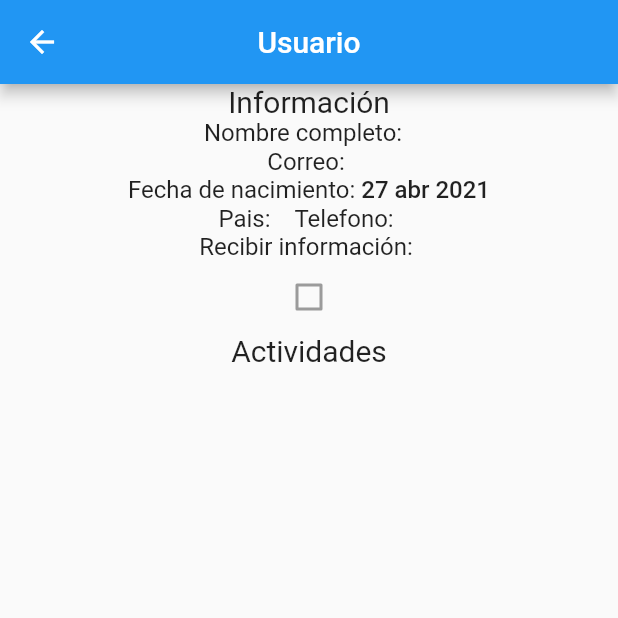
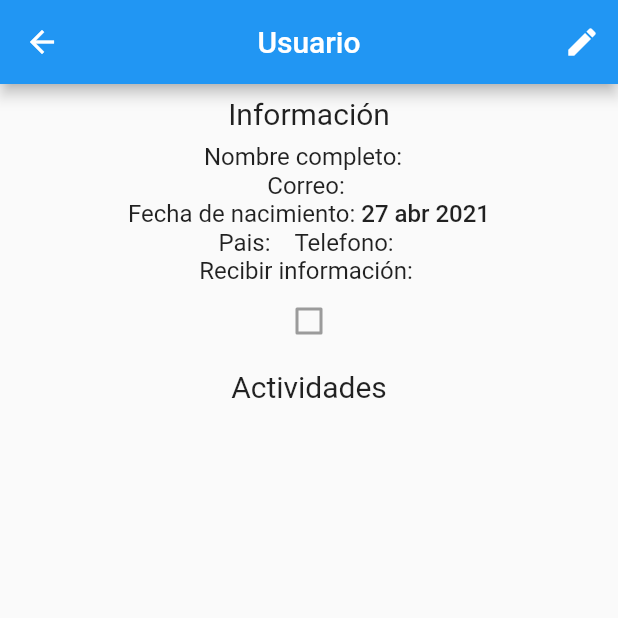
Before and after one commit to christopher-leal/loymark_test, a Flutter app: the UserScreen screen opened directly with empty values, on a phone screen of 412 x 824 dp, the top half of it. Run offline on Flutter 3.47's test engine with Material 2 defaults, Android fonts, the phone set to English and light mode, and no system bars; our stand-ins replace dio, flutter_bloc, flutter_datetime_picker; network calls fail.

Commit message:
user screen modified

```diff
--- a/front-end/loymark_test/lib/presentation/pages/users/user_screen.dart
+++ b/front-end/loymark_test/lib/presentation/pages/users/user_screen.dart
@@ -4,6 +4,7 @@ import 'package:loymark_test/core/utils/utils.dart';
 import 'package:loymark_test/domain/entities/activity.dart';
 import 'package:loymark_test/domain/entities/user.dart';
 import 'package:loymark_test/presentation/pages/activities/activities_cubit.dart';
+import 'package:loymark_test/presentation/pages/users/upsert_user_screen.dart';
 
 class UserScreen extends StatelessWidget {
   const UserScreen({Key key, this.user}) : super(key: key);
@@ -45,16 +46,75 @@ class UserScreen extends StatelessWidget {
         appBar: AppBar(
           centerTitle: true,
           title: const Text('Usuario'),
+          actions: [
+            IconButton(
+              icon: const Icon(Icons.edit),
+              onPressed: () {
+                Utils.navigateTo(context, UpsertUserScreen(user: user));
+              },
+            )
+          ],
         ),
         body: SafeArea(
           child: Column(
             children: [
-              Column(
+              _UserInformation(user: user),
+              Expanded(
+                child: BlocBuilder<ActivitiesCubit, ActivitiesState>(
+                  builder: (context, state) {
+                    if (state.activities.isEmpty && state.isLoading) return const Center(child: CircularProgressIndicator());
+                    return Column(
+                      children: [
+                        const Padding(
+                          padding: EdgeInsets.symmetric(vertical: 8.0),
+                          child: Text(
+                            'Actividades',
+                            style: TextStyle(fontSize: 20.0),
+                          ),
+                        ),
+                        Expanded(
+                          child: ListView.separated(
+                            separatorBuilder: (context, index) => const Divider(thickness: 2.0),
+                            physics: const BouncingScrollPhysics(),
+                            itemCount: state.activities.length,
+                            itemBuilder: (BuildContext context, int index) {
+                              final activity = state.activities[index];
+                              return _buildListItem(context, activity);
+                            },
+                          ),
+                        ),
+                      ],
+                    );
+                  },
+                ),
+              )
+            ],
+          ),
+        ),
+      ),
+    );
+  }
+}
+
+class _UserInformation extends StatelessWidget {
+  const _UserInformation({
+    Key key,
+    @required this.user,
+  }) : super(key: key);
+
+  final User user;
+
+  @override
+  Widget build(BuildContext context) {
+    return Column(
       mainAxisAlignment: MainAxisAlignment.center,
       children: [
-                  const Text(
+        const Padding(
+          padding: EdgeInsets.symmetric(vertical: 8.0),
+          child: Text(
             'Información',
             style: TextStyle(fontSize: 20.0),
+          ),
         ),
         Wrap(
           children: [
@@ -105,37 +165,6 @@ class UserScreen extends StatelessWidget {
           ],
         ),
       ],
-              ),
-              Expanded(
-                child: BlocBuilder<ActivitiesCubit, ActivitiesState>(
-                  builder: (context, state) {
-                    if (state.activities.isEmpty && state.isLoading) return const Center(child: CircularProgressIndicator());
-                    return Column(
-                      children: [
-                        const Text(
-                          'Actividades',
-                          style: TextStyle(fontSize: 20.0),
-                        ),
-                        Expanded(
-                          child: ListView.separated(
-                            separatorBuilder: (context, index) => const Divider(thickness: 2.0),
-                            physics: const BouncingScrollPhysics(),
-                            itemCount: state.activities.length,
-                            itemBuilder: (BuildContext context, int index) {
-                              final activity = state.activities[index];
-                              return _buildListItem(context, activity);
-                            },
-                          ),
-                        ),
-                      ],
-                    );
-                  },
-                ),
-              )
-            ],
-          ),
-        ),
-      ),
     );
   }
 }
```
Lines whose indentation alone changed are shown as unchanged.
